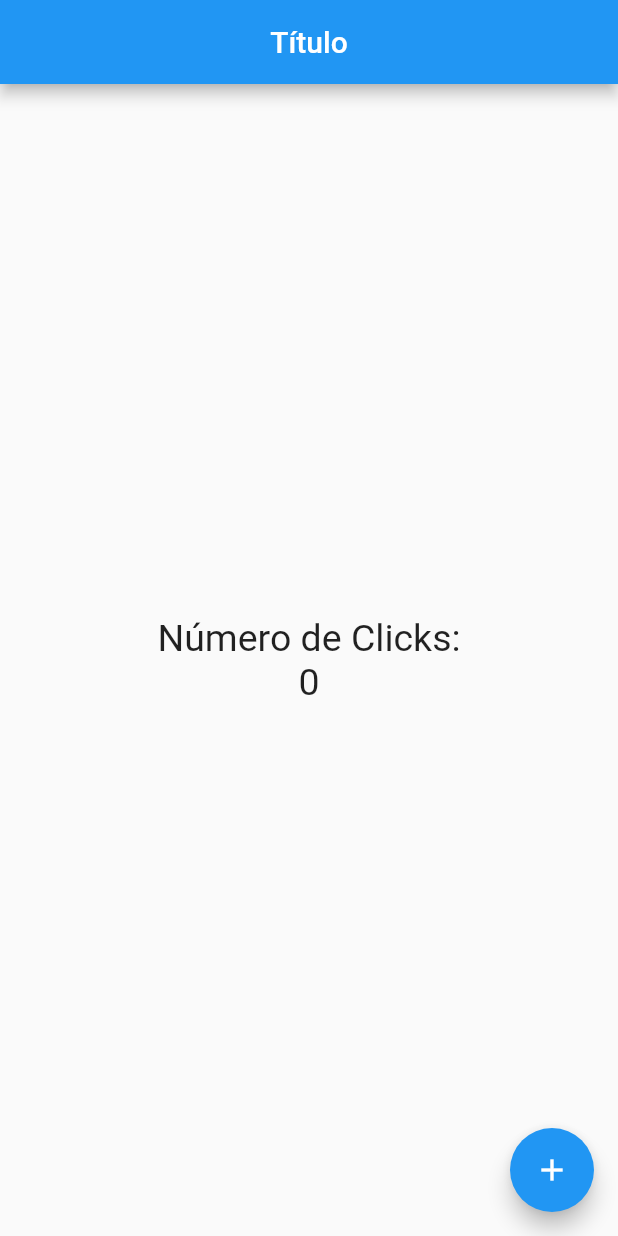
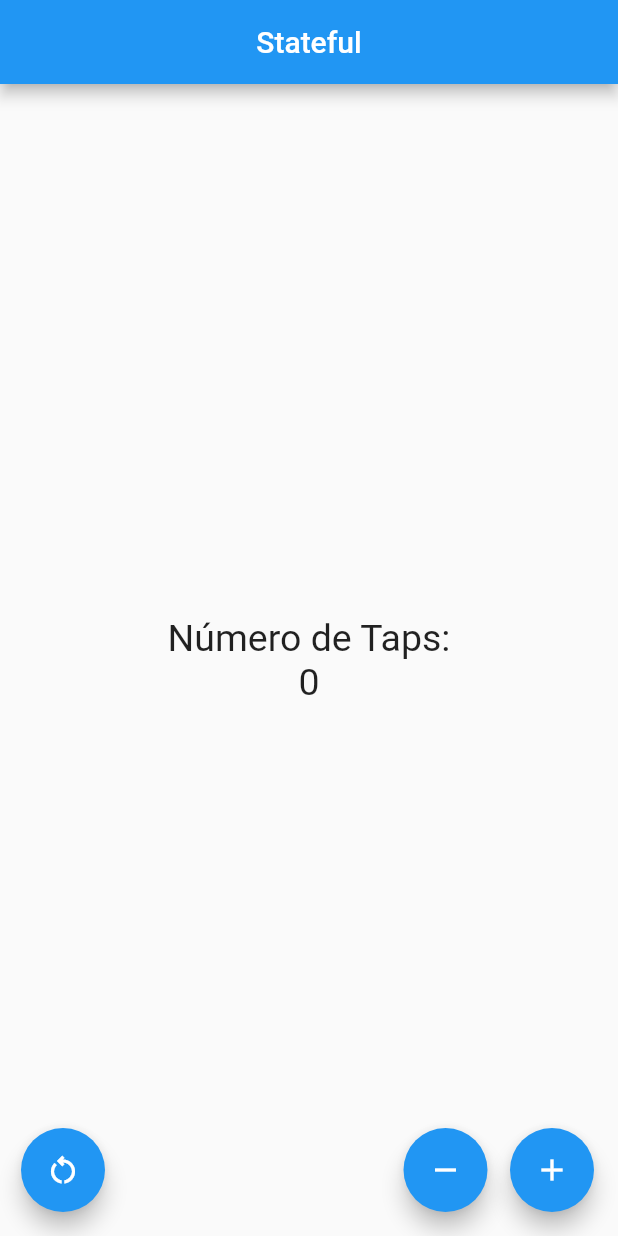
Before and after one commit to SleytherG/ContadorAppFlutter, a Flutter app: the screen it shows after launch, on a phone screen of 412 x 824 dp. Run offline on Flutter 3.47's test engine with Material 2 defaults, Android fonts, the phone set to English and light mode, and no system bars.

Commit message:
Fin Seccion 5

```diff
--- a/lib/src/app.dart
+++ b/lib/src/app.dart
@@ -1,15 +1,16 @@
 import 'package:flutter/material.dart';
 
-import 'package:contador/src/pages/home_page.dart';
+import 'package:contador/src/pages/contador_page.dart';
+
 
 class MyApp extends StatelessWidget {
 
   @override
   Widget build( BuildContext context ) {
     return MaterialApp(
+        debugShowCheckedModeBanner: false,
         home: Center(
-            child: HomePage()
-        )
+          child: ContadorPage())
     );
   }
 
--- /dev/null
+++ b/lib/src/pages/contador_page.dart
@@ -0,0 +1,70 @@
+import 'package:flutter/material.dart';
+
+class ContadorPage extends StatefulWidget {
+  @override
+  State createState() {
+    return _ContadorPageState();
+  }
+}
+
+class _ContadorPageState extends State<ContadorPage> {
+  final _estiloTexto = TextStyle(fontSize: 25);
+
+  int _contador = 0;
+
+  @override
+  Widget build(BuildContext context) {
+    return Scaffold(
+        appBar: AppBar(
+          title: Text('Stateful'),
+          centerTitle: true,
+        ),
+        body: Center(
+          child: Column(
+            mainAxisAlignment: MainAxisAlignment.center,
+            children: <Widget>[
+              Text('Número de Taps:', style: _estiloTexto),
+              Text('$_contador', style: _estiloTexto)
+            ],
+          ),
+        ),
+        floatingActionButton: _crearBotones());
+  }
+
+  Widget _crearBotones() {
+    return Row(
+      mainAxisAlignment: MainAxisAlignment.end,
+      children: <Widget>[
+      SizedBox(width: 30),
+      FloatingActionButton(onPressed: _resetContador, child: Icon(Icons.restart_alt_outlined)),
+      Expanded(child: SizedBox()),
+      FloatingActionButton(onPressed: _lessContador, child: Icon(Icons.remove)),
+      SizedBox( width: 15.0,),
+      FloatingActionButton(onPressed: _addContador, child: Icon(Icons.add)),
+    ]);
+  }
+
+  void _addContador() {
+    setState(() {
+
+      _contador == 10 ? _contador = 10 : _contador++;
+      // _contador++;
+    });
+  }
+
+  void _lessContador() {
+    setState(() {
+      if ( _contador < 0 ) {
+        _contador = 0;
+      } else if ( _contador > 0) {
+        _contador--;
+      }
+    });
+  }
+
+  void _resetContador() {
+    setState(() {
+      _contador = 0;
+    });
+  }
+}
--- a/lib/src/pages/home_page.dart
+++ b/lib/src/pages/home_page.dart
@@ -4,6 +4,8 @@ class HomePage extends StatelessWidget {
 
 
   final estiloTexto = TextStyle( fontSize: 25);
+
+  final contador = 10;
 
   @override
   Widget build(BuildContext context) {
@@ -17,7 +19,7 @@ class HomePage extends StatelessWidget {
           mainAxisAlignment: MainAxisAlignment.center,
           children: <Widget>[
             Text('Número de Clicks:', style: estiloTexto),
-            Text('0', style: estiloTexto)
+            Text('$contador', style: estiloTexto)
           ],
         ),
       ),
@@ -25,6 +27,7 @@ class HomePage extends StatelessWidget {
         child: Icon(Icons.add),
         onPressed: () {
           print('Hola Mundo');
+
         },
         focusColor: Colors.green,
         autofocus: true,
```
